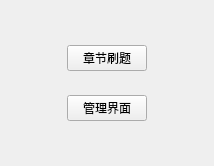
First picture: the form in ui/widgettype.ui, repository JackeyLea/CPS, before the edit.
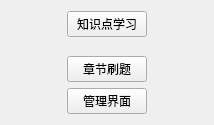
Second picture: the form after the edit.

Commit message: 合并知识点界面显示

Patch:
```diff
--- a/ui/widgettype.ui
+++ b/ui/widgettype.ui
@@ -7,7 +7,7 @@
     <x>0</x>
     <y>0</y>
     <width>214</width>
-    <height>166</height>
+    <height>125</height>
    </rect>
   </property>
   <property name="windowTitle">
@@ -29,14 +29,7 @@
    </item>
    <item row="1" column="1">
     <layout class="QGridLayout" name="gridLayout">
-     <item row="0" column="0">
-      <widget class="QPushButton" name="btnChapter">
-       <property name="text">
-        <string>章节刷题</string>
-       </property>
-      </widget>
-     </item>
-     <item row="1" column="0">
+     <item row="3" column="0">
       <spacer name="spacerVBtn">
        <property name="orientation">
         <enum>Qt::Vertical</enum>
@@ -49,13 +42,40 @@
        </property>
       </spacer>
      </item>
+     <item row="0" column="0">
+      <widget class="QPushButton" name="btnKN">
+       <property name="text">
+        <string>知识点学习</string>
+       </property>
+      </widget>
+     </item>
      <item row="2" column="0">
+      <widget class="QPushButton" name="btnChapter">
+       <property name="text">
+        <string>章节刷题</string>
+       </property>
+      </widget>
+     </item>
+     <item row="4" column="0">
       <widget class="QPushButton" name="btnAdmin">
        <property name="text">
         <string>管理界面</string>
        </property>
       </widget>
      </item>
+     <item row="1" column="0">
+      <spacer name="spacerVBtn2">
+       <property name="orientation">
+        <enum>Qt::Vertical</enum>
+       </property>
+       <property name="sizeHint" stdset="0">
+        <size>
+         <width>20</width>
+         <height>40</height>
+        </size>
+       </property>
+      </spacer>
+     </item>
     </layout>
    </item>
    <item row="1" column="2">
```
Left out of the diff: 2 changed lines with no effect on the pictures. The commit also changes 10 other files.
